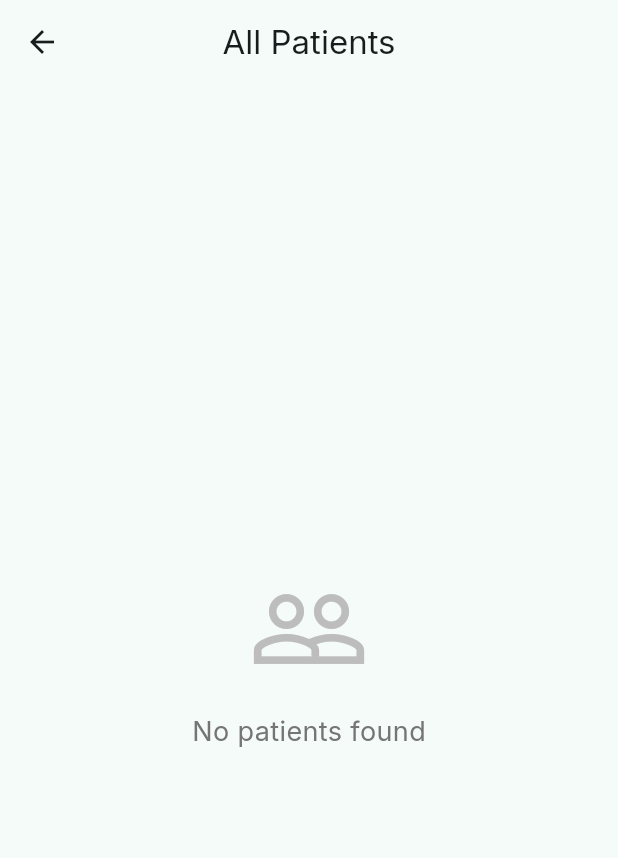
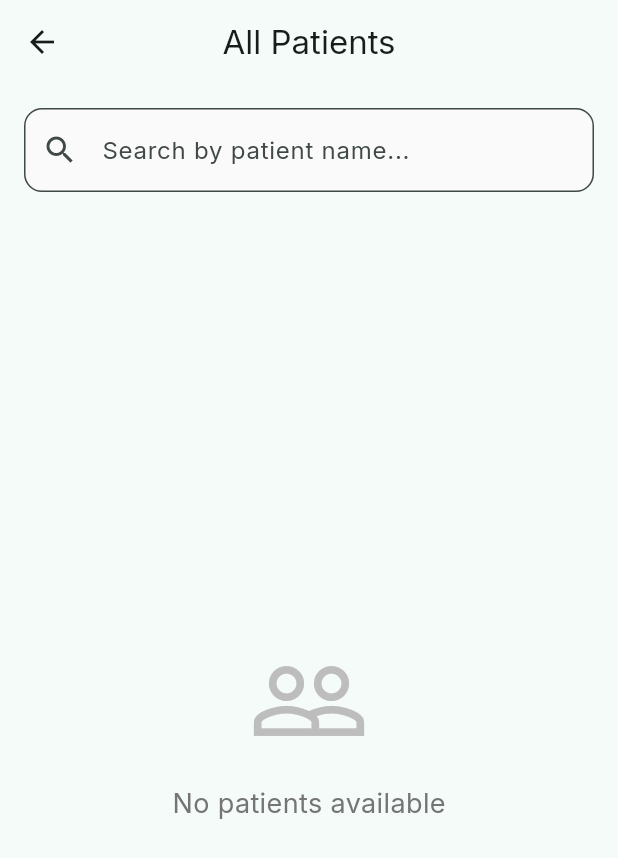
Before and after one commit to rimuhamu/medrec_app, a Flutter app: the PatientListScreen screen opened by its route, on a phone screen of 412 x 824 dp. Shown: the top 858 px of the screen. Run offline on Flutter 3.47's test engine with Material 3 defaults, Android fonts, the phone set to English and light mode, and no system bars; our stand-ins replace dio, flutter_local_notifications, flutter_secure_storage, go_router, google_fonts, permission_handler and 1 more; accounts and stored records are empty.

Commit message:
feat: add search functionality for admin

```diff
--- a/lib/screens/patient_list_screen.dart
+++ b/lib/screens/patient_list_screen.dart
@@ -5,8 +5,33 @@ import 'package:intl/intl.dart';
 import '../providers/patient_provider.dart';
 import '../models/models.dart';
 
-class PatientListScreen extends StatelessWidget {
+class PatientListScreen extends StatefulWidget {
   const PatientListScreen({super.key});
+
+  @override
+  State<PatientListScreen> createState() => _PatientListScreenState();
+}
+
+class _PatientListScreenState extends State<PatientListScreen> {
+  final TextEditingController _searchController = TextEditingController();
+  String _searchQuery = '';
+
+  @override
+  void dispose() {
+    _searchController.dispose();
+    super.dispose();
+  }
+
+  List<Patient> _filterPatients(List<Patient> patients) {
+    if (_searchQuery.isEmpty) {
+      return patients;
+    }
+
+    final query = _searchQuery.toLowerCase();
+    return patients.where((patient) {
+      return patient.name.toLowerCase().contains(query);
+    }).toList();
+  }
 
   @override
   Widget build(BuildContext context) {
@@ -24,40 +49,116 @@ class PatientListScreen extends StatelessWidget {
             return const Center(child: CircularProgressIndicator());
           }
 
-          if (provider.patients.isEmpty) {
-            return Center(
+          final filteredPatients = _filterPatients(provider.patients);
+
+          return Column(
+            children: [
+              // Search Bar
+              Padding(
+                padding: const EdgeInsets.all(16),
+                child: TextField(
+                  controller: _searchController,
+                  onChanged: (value) {
+                    setState(() {
+                      _searchQuery = value;
+                    });
+                  },
+                  decoration: InputDecoration(
+                    hintText: 'Search by patient name...',
+                    prefixIcon: const Icon(Icons.search),
+                    suffixIcon: _searchQuery.isNotEmpty
+                        ? IconButton(
+                            icon: const Icon(Icons.clear),
+                            onPressed: () {
+                              _searchController.clear();
+                              setState(() {
+                                _searchQuery = '';
+                              });
+                            },
+                          )
+                        : null,
+                    border: OutlineInputBorder(
+                      borderRadius: BorderRadius.circular(12),
+                    ),
+                    filled: true,
+                    fillColor: Colors.grey.shade50,
+                  ),
+                ),
+              ),
+
+              // Results count
+              if (_searchQuery.isNotEmpty)
+                Padding(
+                  padding: const EdgeInsets.symmetric(horizontal: 16),
+                  child: Row(
+                    children: [
+                      Text(
+                        '${filteredPatients.length} result${filteredPatients.length != 1 ? 's' : ''} found',
+                        style: TextStyle(
+                          color: Colors.grey[600],
+                          fontSize: 14,
+                        ),
+                      ),
+                    ],
+                  ),
+                ),
+
+              const SizedBox(height: 8),
+
+              // Patient List
+              Expanded(
+                child: filteredPatients.isEmpty
+                    ? Center(
                         child: Column(
                           mainAxisAlignment: MainAxisAlignment.center,
                           children: [
                             Icon(
-                    Icons.people_outline,
+                              _searchQuery.isNotEmpty
+                                  ? Icons.search_off
+                                  : Icons.people_outline,
                               size: 80,
                               color: Colors.grey[400],
                             ),
                             const SizedBox(height: 16),
                             Text(
-                    'No patients found',
+                              _searchQuery.isNotEmpty
+                                  ? 'No patients found'
+                                  : 'No patients available',
                               style: TextStyle(
                                 fontSize: 18,
                                 color: Colors.grey[600],
                               ),
                             ),
+                            if (_searchQuery.isNotEmpty) ...[
+                              const SizedBox(height: 8),
+                              Text(
+                                'Try a different name',
+                                style: TextStyle(
+                                  fontSize: 14,
+                                  color: Colors.grey[500],
+                                ),
+                              ),
+                            ],
                           ],
                         ),
-            );
-          }
-
-          return ListView.builder(
+                      )
+                    : ListView.builder(
                         padding: const EdgeInsets.all(16),
-            itemCount: provider.patients.length,
+                        itemCount: filteredPatients.length,
                         itemBuilder: (context, index) {
-              final patient = provider.patients[index];
+                          final patient = filteredPatients[index];
                           return _PatientCard(
                             patient: patient,
-                onTap: () => context.push('/patients/${patient.id}'),
-                onAppointment: () => _showAppointmentDialog(context, patient),
+                            searchQuery: _searchQuery,
+                            onTap: () =>
+                                context.push('/patients/${patient.id}'),
+                            onAppointment: () =>
+                                _showAppointmentDialog(context, patient),
                           );
                         },
+                      ),
+              ),
+            ],
           );
         },
       ),
@@ -68,7 +169,6 @@ class PatientListScreen extends StatelessWidget {
 void _showAppointmentDialog(BuildContext context, Patient patient) {
   DateTime? selectedDate;
 
-  // Parse existing appointment if available
   if (patient.nextAppointment != null) {
     try {
       final existingDate = DateTime.parse(patient.nextAppointment!);
@@ -171,7 +271,6 @@ void _showAppointmentDialog(BuildContext context, Patient patient) {
                       );
 
                       if (success) {
-                        // Reload the patients list
                         await provider.loadPatients();
                       }
                     }
@@ -186,14 +285,44 @@ void _showAppointmentDialog(BuildContext context, Patient patient) {
 
 class _PatientCard extends StatelessWidget {
   final Patient patient;
+  final String searchQuery;
   final VoidCallback onTap;
   final VoidCallback onAppointment;
 
   const _PatientCard({
     required this.patient,
+    required this.searchQuery,
     required this.onTap,
     required this.onAppointment,
   });
+
+  TextSpan _highlightMatch(String text, String query) {
+    if (query.isEmpty) {
+      return TextSpan(text: text);
+    }
+
+    final lowerText = text.toLowerCase();
+    final lowerQuery = query.toLowerCase();
+    final index = lowerText.indexOf(lowerQuery);
+
+    if (index == -1) {
+      return TextSpan(text: text);
+    }
+
+    return TextSpan(
+      children: [
+        TextSpan(text: text.substring(0, index)),
+        TextSpan(
+          text: text.substring(index, index + query.length),
+          style: const TextStyle(
+            backgroundColor: Colors.yellow,
+            fontWeight: FontWeight.bold,
+          ),
+        ),
+        TextSpan(text: text.substring(index + query.length)),
+      ],
+    );
+  }
 
   @override
   Widget build(BuildContext context) {
@@ -227,12 +356,16 @@ class _PatientCard extends StatelessWidget {
                     child: Column(
                       crossAxisAlignment: CrossAxisAlignment.start,
                       children: [
-                        Text(
-                          patient.name,
+                        RichText(
+                          text: TextSpan(
                             style: Theme.of(context)
                                 .textTheme
                                 .titleMedium
                                 ?.copyWith(fontWeight: FontWeight.bold),
+                            children: [
+                              _highlightMatch(patient.name, searchQuery),
+                            ],
+                          ),
                         ),
                         Text(
                           '${patient.age} years old',
```
Lines whose indentation alone changed are shown as unchanged.
